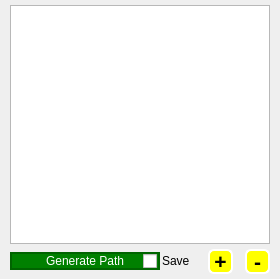
Above: src/tools/pathtool.ui from mjroman/roverSim before the change. Below: the same form after it.
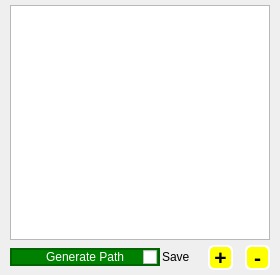
That is the form after the change.

Diff of the .ui file:
```diff
--- a/src/tools/pathtool.ui
+++ b/src/tools/pathtool.ui
@@ -7,11 +7,11 @@
     <x>0</x>
     <y>0</y>
     <width>280</width>
-    <height>279</height>
+    <height>275</height>
    </rect>
   </property>
   <property name="sizePolicy">
-   <sizepolicy hsizetype="Fixed" vsizetype="Preferred">
+   <sizepolicy hsizetype="Preferred" vsizetype="Preferred">
     <horstretch>0</horstretch>
     <verstretch>180</verstretch>
    </sizepolicy>
@@ -24,7 +24,7 @@
   </property>
   <property name="maximumSize">
    <size>
-    <width>280</width>
+    <width>492</width>
     <height>16777215</height>
    </size>
   </property>
```
